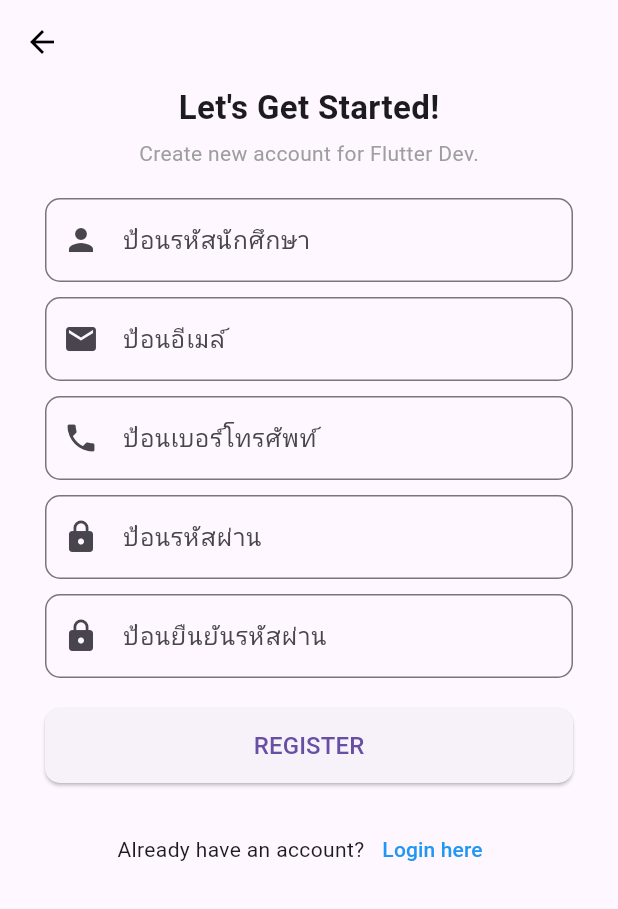
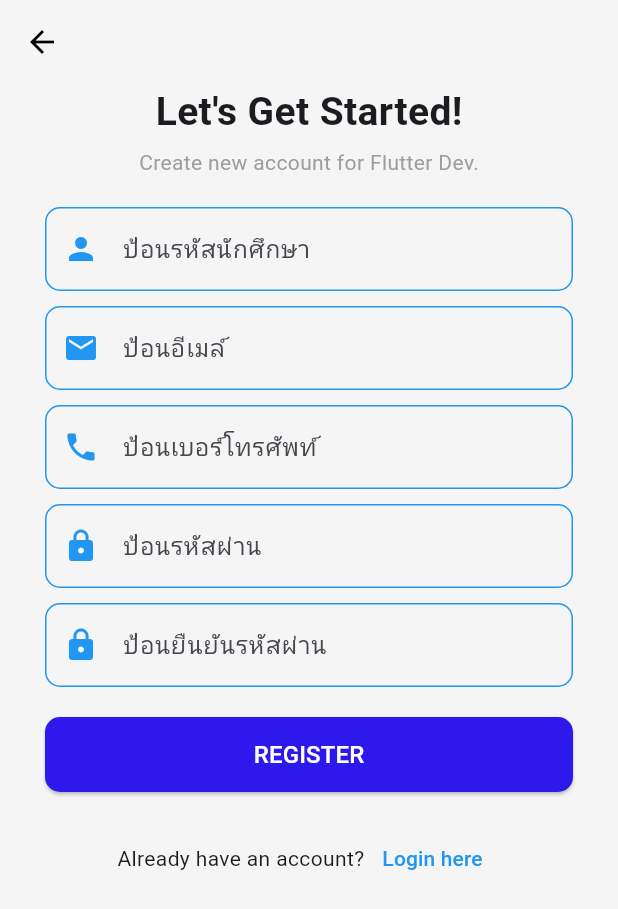
Before and after one commit to PrQnHuBer/flutter_app_6519410058, a Flutter app: the screen it shows after launch, after a tap on "Sign Up", on a phone screen of 412 x 824 dp. Shown: the top 909 px of the screen. Run offline on Flutter 3.47's test engine with Material 3 defaults, Android fonts, the phone set to English and light mode, and no system bars; Roboto replaces fonts that are missing (Kanit).

Commit message:
แก้เพิ่ม ครั้งที่ 1

```diff
--- a/lib/views/login_ui.dart
+++ b/lib/views/login_ui.dart
@@ -10,6 +10,7 @@ class _LoginPageState extends State<LoginPage> {
   @override
   Widget build(BuildContext context) {
     return Scaffold(
+      backgroundColor: Colors.grey[100],
       body: Padding(
         padding: const EdgeInsets.symmetric(horizontal: 30),
         child: Center(
@@ -52,7 +53,10 @@ class _LoginPageState extends State<LoginPage> {
                   height: 50,
                   child: ElevatedButton(
                       onPressed: () {},
-                      child: Text("LOG IN", style: TextStyle(fontSize: 16)))),
+                      style: ElevatedButton.styleFrom(
+                        backgroundColor: const Color.fromARGB(255, 28, 41, 228),
+                      ),
+                      child: Text("LOG IN", style: TextStyle(fontSize: 16 , color: Colors.white )),)),
               SizedBox(height: 10),
               Text("Or login with", style: TextStyle(color: Colors.grey)),
               SizedBox(height: 10),
--- a/lib/views/register_ui.dart
+++ b/lib/views/register_ui.dart
@@ -1,5 +1,3 @@
-// ignore_for_file: sort_child_properties_last
-
 import 'package:flutter/material.dart';
 
 class RegisterUi extends StatefulWidget {
@@ -11,6 +9,7 @@ class _RegisterUiState extends State<RegisterUi> {
   @override
   Widget build(BuildContext context) {
     return Scaffold(
+      backgroundColor: Colors.grey[100],
       appBar: AppBar(
         backgroundColor: Colors.transparent,
         elevation: 0,
@@ -28,8 +27,7 @@ class _RegisterUiState extends State<RegisterUi> {
               child: Column(
                 children: [
                   Text("Let's Get Started!",
-                      style:
-                          TextStyle(fontSize: 22, fontWeight: FontWeight.bold)),
+                      style: TextStyle(fontSize:26, fontWeight: FontWeight.bold)),
                   SizedBox(height: 5),
                   Text("Create new account for Flutter Dev.",
                       style: TextStyle(fontSize: 14, color: Colors.grey)),
@@ -40,52 +38,116 @@ class _RegisterUiState extends State<RegisterUi> {
             TextField(
               decoration: InputDecoration(
                 hintText: "ป้อนรหัสนักศึกษา",
-                    prefixIcon: Icon(Icons.person),
+                prefixIcon: Icon(Icons.person, color: Colors.blue), // ไอคอนสีฟ้า
                 border: OutlineInputBorder(
-                        borderRadius: BorderRadius.circular(10)))),
+                  borderRadius: BorderRadius.circular(10),
+                  borderSide: BorderSide(color: Colors.blue), // กรอบเป็นสีฟ้า
+                ),
+                focusedBorder: OutlineInputBorder(
+                  borderRadius: BorderRadius.circular(10),
+                  borderSide: BorderSide(color: Colors.blue), // กรอบเมื่อ focus เป็นสีฟ้า
+                ),
+                enabledBorder: OutlineInputBorder(
+                  borderRadius: BorderRadius.circular(10),
+                  borderSide: BorderSide(color: Colors.blue), // กรอบเมื่อไม่ได้ focus เป็นสีฟ้า
+                ),
+              ),
+            ),
             SizedBox(height: 10),
             TextField(
               decoration: InputDecoration(
                 hintText: "ป้อนอีเมล์",
-                    prefixIcon: Icon(Icons.email),
+                prefixIcon: Icon(Icons.email, color: Colors.blue), // ไอคอนสีฟ้า
                 border: OutlineInputBorder(
-                        borderRadius: BorderRadius.circular(10)))),
+                  borderRadius: BorderRadius.circular(10),
+                  borderSide: BorderSide(color: Colors.blue), // กรอบเป็นสีฟ้า
+                ),
+                focusedBorder: OutlineInputBorder(
+                  borderRadius: BorderRadius.circular(10),
+                  borderSide: BorderSide(color: Colors.blue), // กรอบเมื่อ focus เป็นสีฟ้า
+                ),
+                enabledBorder: OutlineInputBorder(
+                  borderRadius: BorderRadius.circular(10),
+                  borderSide: BorderSide(color: Colors.blue), // กรอบเมื่อไม่ได้ focus เป็นสีฟ้า
+                ),
+              ),
+            ),
             SizedBox(height: 10),
             TextField(
               decoration: InputDecoration(
                 hintText: "ป้อนเบอร์โทรศัพท์",
-                    prefixIcon: Icon(Icons.phone),
+                prefixIcon: Icon(Icons.phone, color: Colors.blue), // ไอคอนสีฟ้า
                 border: OutlineInputBorder(
-                        borderRadius: BorderRadius.circular(10)))),
+                  borderRadius: BorderRadius.circular(10),
+                  borderSide: BorderSide(color: Colors.blue), // กรอบเป็นสีฟ้า
+                ),
+                focusedBorder: OutlineInputBorder(
+                  borderRadius: BorderRadius.circular(10),
+                  borderSide: BorderSide(color: Colors.blue), // กรอบเมื่อ focus เป็นสีฟ้า
+                ),
+                enabledBorder: OutlineInputBorder(
+                  borderRadius: BorderRadius.circular(10),
+                  borderSide: BorderSide(color: Colors.blue), // กรอบเมื่อไม่ได้ focus เป็นสีฟ้า
+                ),
+              ),
+            ),
             SizedBox(height: 10),
             TextField(
               obscureText: true,
               decoration: InputDecoration(
                 hintText: "ป้อนรหัสผ่าน",
-                    prefixIcon: Icon(Icons.lock),
+                prefixIcon: Icon(Icons.lock, color: Colors.blue), // ไอคอนสีฟ้า
                 border: OutlineInputBorder(
-                        borderRadius: BorderRadius.circular(10)))),
+                  borderRadius: BorderRadius.circular(10),
+                  borderSide: BorderSide(color: Colors.blue), // กรอบเป็นสีฟ้า
+                ),
+                focusedBorder: OutlineInputBorder(
+                  borderRadius: BorderRadius.circular(10),
+                  borderSide: BorderSide(color: Colors.blue), // กรอบเมื่อ focus เป็นสีฟ้า
+                ),
+                enabledBorder: OutlineInputBorder(
+                  borderRadius: BorderRadius.circular(10),
+                  borderSide: BorderSide(color: Colors.blue), // กรอบเมื่อไม่ได้ focus เป็นสีฟ้า
+                ),
+              ),
+            ),
             SizedBox(height: 10),
             TextField(
               obscureText: true,
               decoration: InputDecoration(
                 hintText: "ป้อนยืนยันรหัสผ่าน",
-                    prefixIcon: Icon(Icons.lock),
+                prefixIcon: Icon(Icons.lock, color: Colors.blue), // ไอคอนสีฟ้า
                 border: OutlineInputBorder(
-                        borderRadius: BorderRadius.circular(10)))),
+                  borderRadius: BorderRadius.circular(10),
+                  borderSide: BorderSide(color: Colors.blue), // กรอบเป็นสีฟ้า
+                ),
+                focusedBorder: OutlineInputBorder(
+                  borderRadius: BorderRadius.circular(10),
+                  borderSide: BorderSide(color: Colors.blue), // กรอบเมื่อ focus เป็นสีฟ้า
+                ),
+                enabledBorder: OutlineInputBorder(
+                  borderRadius: BorderRadius.circular(10),
+                  borderSide: BorderSide(color: Colors.blue), // กรอบเมื่อไม่ได้ focus เป็นสีฟ้า
+                ),
+              ),
+            ),
             SizedBox(height: 20),
             SizedBox(
               width: double.infinity,
               height: 50,
               child: ElevatedButton(
                 onPressed: () {},
-                child: Text("REGISTER", style: TextStyle(fontSize: 16)),
                 style: ElevatedButton.styleFrom(
+                  backgroundColor: const Color.fromARGB(255, 46, 25, 236), // สีพื้นหลังปุ่ม
                   shape: RoundedRectangleBorder(
-                        borderRadius: BorderRadius.circular(10))),
+                    borderRadius: BorderRadius.circular(10),
+                  ),
+                ),
+                child: Text("REGISTER", style: TextStyle(fontSize: 16,color: Colors.white)),
               ),
             ),
             SizedBox(height: 20),
+            // ลิงก์ไปยังหน้า Login
             Center(
               child: Row(
                 mainAxisAlignment: MainAxisAlignment.center,
```
Lines whose indentation alone changed are shown as unchanged.
